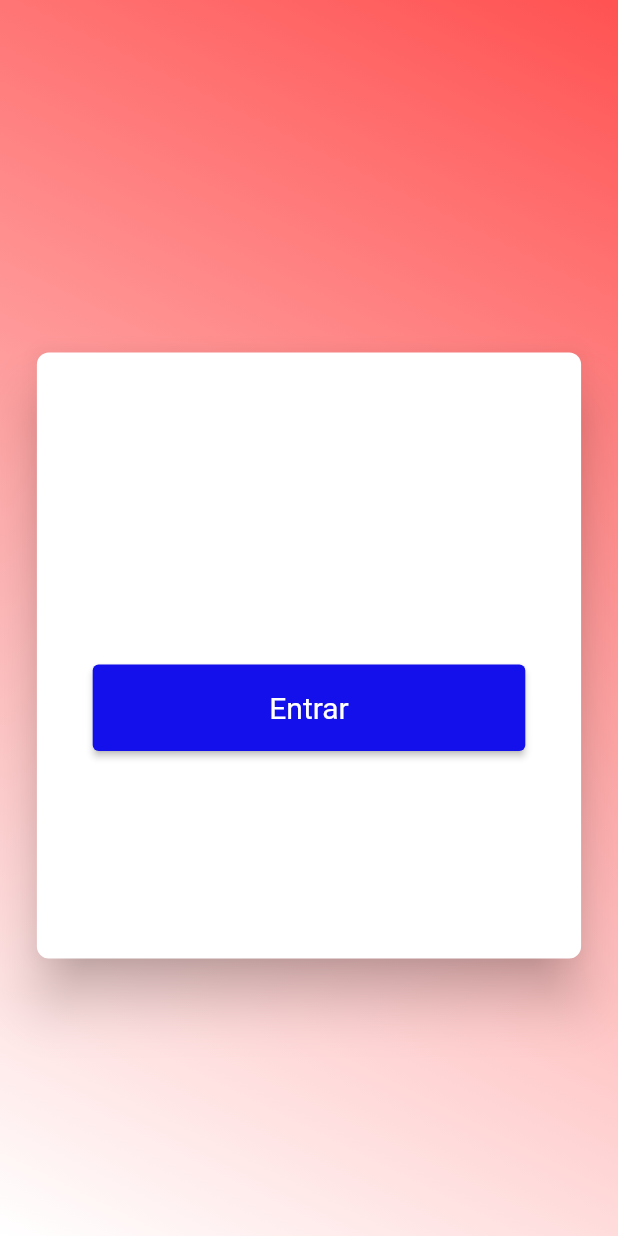
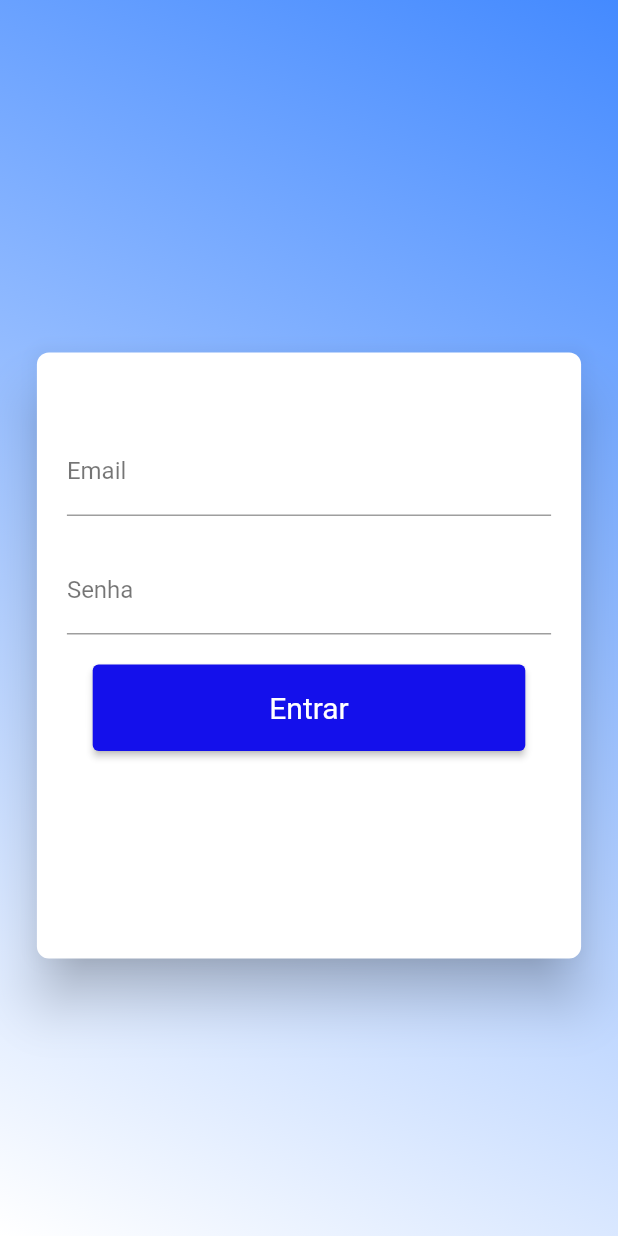
Before and after one commit to C4st3ll4n/BL, a Flutter app: the screen it shows after launch, on a phone screen of 412 x 824 dp. Run offline on Flutter 3.47's test engine with Material 2 defaults, Android fonts, the phone set to English and light mode, and no system bars.

Commit message:
alterações login

```diff
--- a/lib/main.dart
+++ b/lib/main.dart
@@ -1,5 +1,5 @@
 import 'package:flutter/material.dart';
-import 'package:marketeasy/views/Login/LoginView.dart';
+import 'package:marketeasy/views/Login/LoginPage.dart';
 import 'package:provider/provider.dart';
 
 void main(){
--- a/lib/repositories/AuthRepository.dart
+++ b/lib/repositories/AuthRepository.dart
@@ -0,0 +1,3 @@
+class AuthRepository {
+
+}
--- a/lib/views/Login/LoginView.dart
+++ b/lib/views/Login/LoginPage.dart
@@ -12,21 +12,10 @@ class Login extends StatelessWidget {
           gradient: LinearGradient(
             begin: Alignment.topRight,
             end: Alignment.bottomLeft,
-            colors: [Colors.redAccent, Colors.white]
+            colors: [Colors.blueAccent, Colors.white]
           ),
         ),
         child:
-        // ListView(
-        //   children: [
-        //     Column(
-        //       // mainAxisAlignment: MainAxisAlignment.center,
-        //       children: [
-        //         Text('sdsd'),
-        //         InputEmail()
-        //       ],
-        //     )
-        //   ],
-        // ),
        SafeArea(
       child: Center(
       child: SingleChildScrollView(
--- a/lib/views/Login/Widgets/LoginInputs.dart
+++ b/lib/views/Login/Widgets/LoginInputs.dart
@@ -1,10 +1,28 @@
 import 'package:flutter/material.dart';
+import 'package:marketeasy/views/Products/ProductsPage.dart';
+
+import 'package:marketeasy/repositories/AuthRepository.dart';
+
 class LoginInputs extends StatelessWidget {
   // const LoginInputs({Key key}) : super(key: key);
+  AuthRepository _authRepository  = AuthRepository();
+
   TextEditingController emailController = TextEditingController();
-  TextEditingController senhaController = TextEditingController();
+  TextEditingController passwordController = TextEditingController();
+
+  void validateFields(String email, String password) async {
+    // if (await _authRepository.logar(email.trim(), password.trim())) {
+    //   Navigator.of(context).pushAndRemoveUntil(
+    //       MaterialPageRoute(builder: (BuildContext context) => ProductsPage()),
+    //           (Route<dynamic> route) => false);
+    // } else {
+    //   print('Deu Errado!');
+    // }
+  }
+
   @override
   Widget build(BuildContext context) {
+
 
 
     return Container(
@@ -16,14 +34,12 @@ class LoginInputs extends StatelessWidget {
         children: [
           TextFormField(
             style: TextStyle(
-              color: Colors.white,
+              color: Colors.black,
             ),
             decoration: InputDecoration(
-                border: InputBorder.none,
-                fillColor: Colors.blue,
-                labelText: 'teste',
+                labelText: 'Email',
                 labelStyle: TextStyle(
-                    color: Colors.white
+                    color: Colors.black54
                 )
             ),
           ),
@@ -32,14 +48,13 @@ class LoginInputs extends StatelessWidget {
           ),
           TextFormField(
             style: TextStyle(
-              color: Colors.white,
+              color: Colors.black,
             ),
+            obscureText: true,
             decoration: InputDecoration(
-                border: InputBorder.none,
-                fillColor: Colors.blue,
-                labelText: 'teste',
+                labelText: 'Senha',
                 labelStyle: TextStyle(
-                    color: Colors.white
+                    color: Colors.black54
                 )
             ),
           ),
--- /dev/null
+++ b/lib/views/Products/ProductsPage.dart
@@ -0,0 +1,9 @@
+import 'package:flutter/material.dart';
+class ProductsPage extends StatelessWidget {
+  // const ProductsPage({Key key}) : super(key: key);
+
+  @override
+  Widget build(BuildContext context) {
+    return Container();
+  }
+}
--- a/pubspec.yaml
+++ b/pubspec.yaml
@@ -30,7 +30,7 @@ dependencies:
   cupertino_icons: ^1.0.2
   provider: ^5.0.0
   http: ^0.13.3
-
+  flutter_secure_storage: ^4.2.0
 
 dev_dependencies:
   flutter_test:
```
Also changed, not shown: lib/views/Login/Widgets/InputEmail.dart (line endings or trailing spaces), pubspec.lock.
